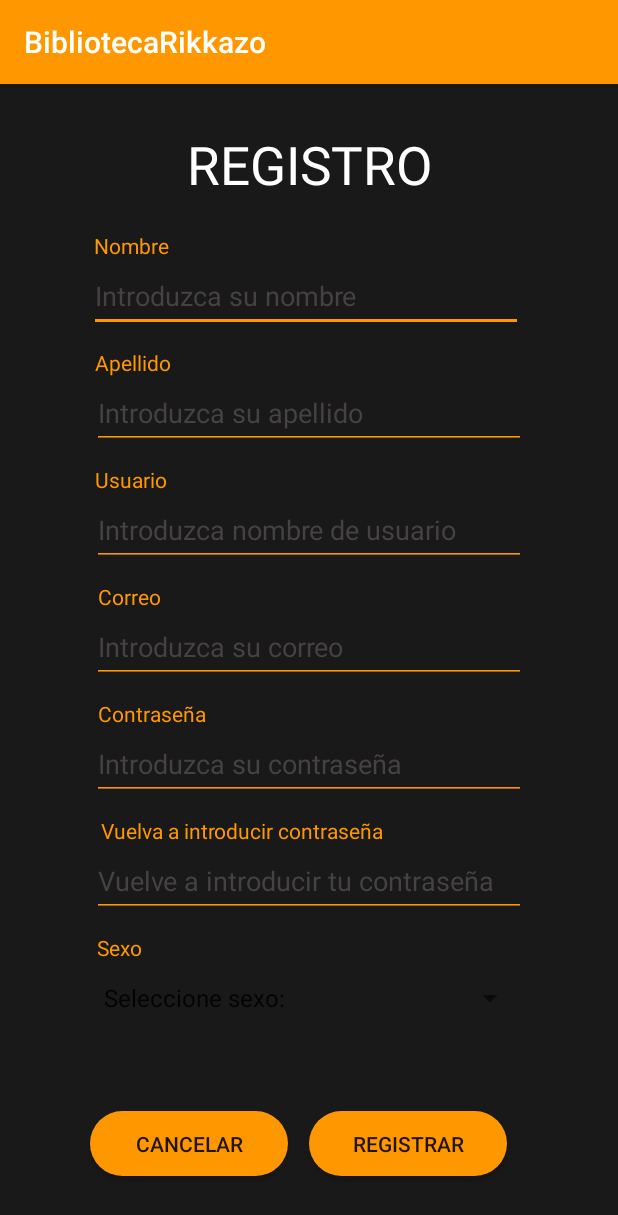
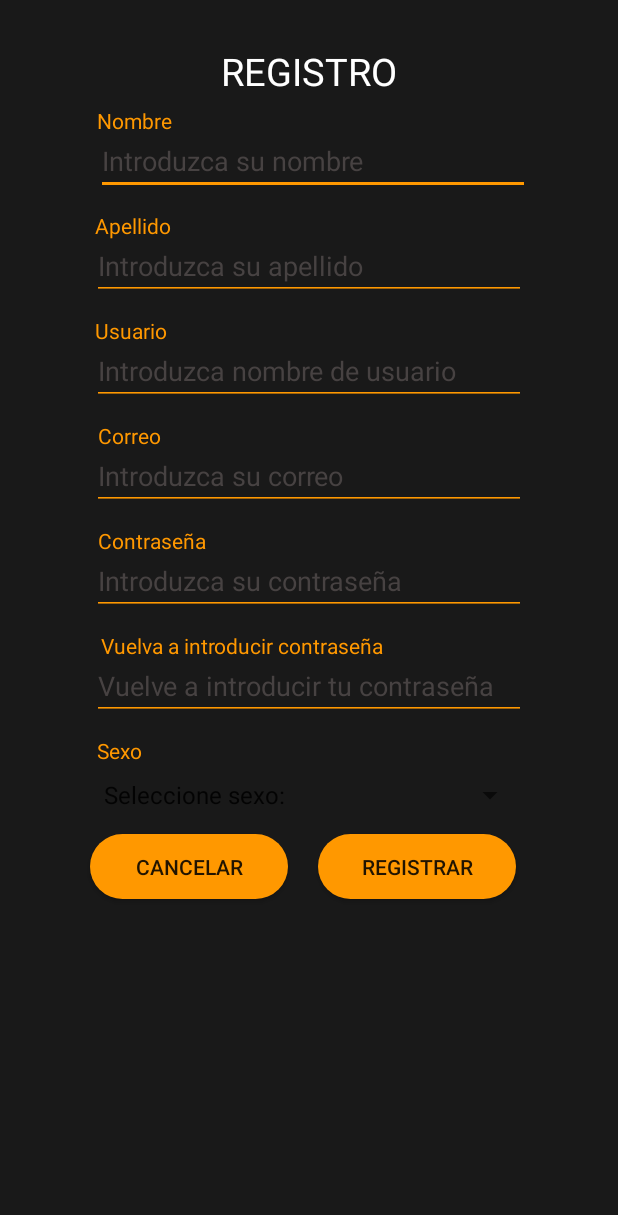
Before and after one commit to Halstan/bookstoreApp, an Android app: the RegisterActivity screen opened directly, with no data from a screen before it, on a phone screen of 412 x 824 dp. Shown: the top 1215 px of the screen. Run offline under Robolectric (Android 15) with nearby library versions, the phone set to English and light mode, and no system bars.

```diff
--- a/app/src/main/AndroidManifest.xml
+++ b/app/src/main/AndroidManifest.xml
@@ -11,7 +11,8 @@
         android:roundIcon="@mipmap/ic_launcher_round"
         android:supportsRtl="true"
         android:theme="@style/AppTheme">
-        <activity android:name=".RegisterActivity"></activity>
+        <activity android:name=".RegisterActivity"
+            android:theme="@style/Theme.AppCompat.Light.NoActionBar"/>
         <activity
             android:name=".LoginActivity"
             android:theme="@style/SplashTheme">
--- a/app/src/main/java/edu/pe/idat/bibliotecarikkazo/LoginActivity.java
+++ b/app/src/main/java/edu/pe/idat/bibliotecarikkazo/LoginActivity.java
@@ -50,8 +50,7 @@ public class LoginActivity extends AppCompatActivity {
         webView.setOnClickListener(new View.OnClickListener() {
             @Override
             public void onClick(View v) {
-                Intent intent = new Intent(Intent.ACTION_VIEW, Uri.parse("http://facebook.com"));
-                startActivity(intent);
+                startActivity(new Intent(LoginActivity.this, RegisterActivity.class));
             }
         });
 
--- a/app/src/main/java/edu/pe/idat/bibliotecarikkazo/model/Alquiler.java
+++ b/app/src/main/java/edu/pe/idat/bibliotecarikkazo/model/Alquiler.java
@@ -15,7 +15,7 @@ public class Alquiler {
 
     private Date fechaCreacion;
 
-    private Boolean estado;
+    private boolean estado;
 
     private Usuario usuario;
 
--- a/app/src/main/java/edu/pe/idat/bibliotecarikkazo/service/LibroService.java
+++ b/app/src/main/java/edu/pe/idat/bibliotecarikkazo/service/LibroService.java
@@ -3,6 +3,8 @@ package edu.pe.idat.bibliotecarikkazo.service;
 import edu.pe.idat.bibliotecarikkazo.model.Libro;
 import retrofit2.Call;
 import retrofit2.http.GET;
+import retrofit2.http.Header;
+import retrofit2.http.Path;
 
 import java.util.List;
 
@@ -11,4 +13,7 @@ public interface LibroService {
     @GET("/biblioteca/api/libros")
     Call<List<Libro>> findAll();
 
+    @GET("/biblioteca/api/libros/isbn/{isbn}")
+    Call<Libro> findByIsbn(@Path("isbn") String isbn, @Header("Authorization") String token);
+
 }
--- a/app/src/main/java/edu/pe/idat/bibliotecarikkazo/ui/libros/LibrosFragment.java
+++ b/app/src/main/java/edu/pe/idat/bibliotecarikkazo/ui/libros/LibrosFragment.java
@@ -9,12 +9,14 @@ import androidx.annotation.NonNull;
 import androidx.annotation.Nullable;
 import androidx.fragment.app.Fragment;
 import androidx.recyclerview.widget.DividerItemDecoration;
+import androidx.recyclerview.widget.GridLayoutManager;
 import androidx.recyclerview.widget.LinearLayoutManager;
 import androidx.recyclerview.widget.RecyclerView;
 import edu.pe.idat.bibliotecarikkazo.R;
 import edu.pe.idat.bibliotecarikkazo.adapter.ListLibroAdapter;
 import edu.pe.idat.bibliotecarikkazo.framework.ApiClient;
 import edu.pe.idat.bibliotecarikkazo.model.Libro;
+import org.jetbrains.annotations.NotNull;
 import retrofit2.Call;
 import retrofit2.Callback;
 import retrofit2.Response;
@@ -56,7 +58,7 @@ public class LibrosFragment extends Fragment {
             }
 
             @Override
-            public void onFailure(Call<List<Libro>> call, Throwable t) {
+            public void onFailure(@NotNull Call<List<Libro>> call, @NotNull Throwable t) {
                 Log.e("LIBROS", "onFailure: " + t.getMessage());
             }
         });
--- a/app/src/main/res/layout/activity_register.xml
+++ b/app/src/main/res/layout/activity_register.xml
@@ -1,129 +1,125 @@
 <?xml version="1.0" encoding="utf-8"?>
-<androidx.constraintlayout.widget.ConstraintLayout xmlns:android="http://schemas.android.com/apk/res/android"
+<androidx.constraintlayout.widget.ConstraintLayout
+    xmlns:android="http://schemas.android.com/apk/res/android"
     xmlns:app="http://schemas.android.com/apk/res-auto"
     xmlns:tools="http://schemas.android.com/tools"
     android:layout_width="match_parent"
     android:layout_height="match_parent"
-    tools:context=".RegisterActivity"
     android:background="@color/colorPrimaryDark">
 
     <TextView
-        android:text="REGISTRO"
+        android:id="@+id/textView6"
         android:layout_width="wrap_content"
         android:layout_height="wrap_content"
-        android:id="@+id/textView6"
+        android:layout_marginTop="30dp"
+        android:text="REGISTRO"
         android:textColor="@color/colorAccent"
-        android:textSize="35dp"
+        android:textSize="25dp"
         app:layout_constraintEnd_toEndOf="parent"
         app:layout_constraintStart_toStartOf="parent"
-        app:layout_constraintTop_toTopOf="parent"
-        android:layout_marginTop="30dp"/>
+        app:layout_constraintTop_toTopOf="parent" />
+
+    <ScrollView
+        android:layout_width="match_parent"
+        android:layout_height="wrap_content"
+        tools:layout_editor_absoluteX="0dp"
+        app:layout_constraintTop_toBottomOf="@+id/textView6">
+
+        <androidx.constraintlayout.widget.ConstraintLayout
+            android:layout_width="match_parent"
+            android:layout_height="match_parent">
+
             <EditText
+                android:id="@+id/editTextTextPersonName"
                 android:layout_width="289dp"
-        android:layout_height="48dp"
+                android:layout_height="40dp"
+                android:layout_marginTop="25dp"
+                android:backgroundTint="@color/colorPrimary"
+                android:ems="10"
+                android:hint="Introduzca su nombre"
                 android:inputType="textPersonName"
+                android:textColor="@color/colorAccent"
+                android:textColorHint="@color/HintColor"
+                app:layout_constraintEnd_toEndOf="parent"
+                app:layout_constraintHorizontal_bias="0.524"
+                app:layout_constraintStart_toStartOf="parent"
+                app:layout_constraintTop_toTopOf="parent" />
+
+            <EditText
+                android:id="@+id/editTextTextPersonName2"
+                android:layout_width="289dp"
+                android:layout_height="40dp"
+                android:layout_marginTop="30dp"
+                android:backgroundTint="@color/colorPrimary"
                 android:ems="10"
-        android:id="@+id/edtNombre"
+                android:hint="Introduzca su apellido"
+                android:inputType="textPersonName"
+                android:textColor="@color/colorAccent"
+                android:textColorHint="@color/HintColor"
                 app:layout_constraintEnd_toEndOf="parent"
                 app:layout_constraintStart_toStartOf="parent"
-        app:layout_constraintHorizontal_bias="0.484"
-        app:layout_constraintTop_toBottomOf="@+id/textView6"
-        android:layout_marginTop="40dp"
-        android:hint="Introduzca su nombre"
+                app:layout_constraintTop_toBottomOf="@+id/editTextTextPersonName" />
+
+            <EditText
+                android:id="@+id/editTextTextPersonName3"
+                android:layout_width="289dp"
+                android:layout_height="40dp"
+                android:layout_marginTop="30dp"
+                android:backgroundTint="@color/colorPrimary"
+                android:ems="10"
+                android:hint="Introduzca nombre de usuario"
+                android:inputType="textPersonName"
                 android:textColor="@color/colorAccent"
                 android:textColorHint="@color/HintColor"
-        android:backgroundTint="@color/colorPrimary"/>
-    <EditText
-        android:layout_width="289dp"
-        android:layout_height="48dp"
-        android:inputType="textPersonName"
-        android:ems="10"
-        android:id="@+id/edtApellido"
                 app:layout_constraintEnd_toEndOf="parent"
                 app:layout_constraintStart_toStartOf="parent"
-        app:layout_constraintTop_toBottomOf="@+id/edtNombre"
+                app:layout_constraintTop_toBottomOf="@+id/editTextTextPersonName2" />
+
+            <EditText
+                android:id="@+id/editTextTextPersonName4"
+                android:layout_width="289dp"
+                android:layout_height="40dp"
                 android:layout_marginTop="30dp"
-        android:hint="Introduzca su apellido"
+                android:backgroundTint="@color/colorPrimary"
+                android:ems="10"
+                android:hint="Introduzca su correo"
+                android:inputType="textPersonName"
                 android:textColor="@color/colorAccent"
                 android:textColorHint="@color/HintColor"
-        android:backgroundTint="@color/colorPrimary"/>
-    <EditText
-        android:layout_width="289dp"
-        android:layout_height="48dp"
-        android:inputType="textPersonName"
-        android:ems="10"
-        android:id="@+id/edtUsername"
                 app:layout_constraintEnd_toEndOf="parent"
                 app:layout_constraintStart_toStartOf="parent"
-        app:layout_constraintTop_toBottomOf="@+id/edtApellido"
+                app:layout_constraintTop_toBottomOf="@+id/editTextTextPersonName3" />
+
+            <EditText
+                android:id="@+id/editTextTextPersonName5"
+                android:layout_width="289dp"
+                android:layout_height="40dp"
                 android:layout_marginTop="30dp"
-        android:hint="Introduzca nombre de usuario"
+                android:backgroundTint="@color/colorPrimary"
+                android:ems="10"
+                android:hint="Introduzca su contraseña"
+                android:inputType="textPersonName"
                 android:textColor="@color/colorAccent"
                 android:textColorHint="@color/HintColor"
-        android:backgroundTint="@color/colorPrimary"/>
-    <EditText
-        android:layout_width="289dp"
-        android:layout_height="48dp"
-        android:inputType="textPersonName"
-        android:ems="10"
-        android:id="@+id/edtCorreo"
                 app:layout_constraintEnd_toEndOf="parent"
                 app:layout_constraintStart_toStartOf="parent"
-        app:layout_constraintTop_toBottomOf="@+id/edtUsername"
+                app:layout_constraintTop_toBottomOf="@+id/editTextTextPersonName4" />
+
+            <EditText
+                android:id="@+id/editTextTextPersonName7"
+                android:layout_width="289dp"
+                android:layout_height="40dp"
                 android:layout_marginTop="30dp"
-        android:hint="Introduzca su correo"
+                android:backgroundTint="@color/colorPrimary"
+                android:ems="10"
+                android:hint="Vuelve a introducir tu contraseña"
+                android:inputType="textPersonName"
                 android:textColor="@color/colorAccent"
                 android:textColorHint="@color/HintColor"
-        android:backgroundTint="@color/colorPrimary"/>
-    <EditText
-        android:layout_width="289dp"
-        android:layout_height="48dp"
-        android:inputType="textPersonName"
-        android:ems="10"
-        android:id="@+id/edtPassword"
                 app:layout_constraintEnd_toEndOf="parent"
                 app:layout_constraintStart_toStartOf="parent"
-        app:layout_constraintTop_toBottomOf="@+id/edtCorreo"
-        android:layout_marginTop="30dp"
-        android:hint="Introduzca su contraseña"
-        android:textColor="@color/colorAccent"
-        android:textColorHint="@color/HintColor"
-        android:backgroundTint="@color/colorPrimary"/>
-    <EditText
-        android:layout_width="289dp"
-        android:layout_height="48dp"
-        android:inputType="textPersonName"
-        android:ems="10"
-        android:id="@+id/edtConfirmPassword"
-        app:layout_constraintEnd_toEndOf="parent"
-        app:layout_constraintStart_toStartOf="parent"
-        android:hint="Vuelve a introducir tu contraseña"
-        android:textColor="@color/colorAccent"
-        android:textColorHint="@color/HintColor"
-        android:backgroundTint="@color/colorPrimary"
-        app:layout_constraintTop_toBottomOf="@+id/edtPassword"
-        android:layout_marginTop="30dp"/>
-    <Button
-        android:text="Cancelar"
-        android:id="@+id/btnCancelar"
-        android:layout_width="132dp"
-        android:layout_height="43dp"
-        android:background="@drawable/btn_rounded"
-        app:layout_constraintStart_toStartOf="parent"
-        android:layout_marginStart="60dp"
-        app:layout_constraintBottom_toBottomOf="parent"
-        android:layout_marginBottom="40dp"/>
-    <Button
-        android:text="Registrar"
-        android:id="@+id/btnRegistrar"
-        android:layout_width="132dp"
-        android:layout_height="43dp"
-        app:layout_constraintEnd_toEndOf="parent"
-        android:background="@drawable/btn_rounded"
-        app:layout_constraintStart_toEndOf="@+id/btnCancelar"
-        android:layout_marginEnd="60dp"
-        app:layout_constraintBottom_toBottomOf="parent"
-        android:layout_marginBottom="40dp"/>
+                app:layout_constraintTop_toBottomOf="@+id/editTextTextPersonName5" />
+
             <TextView
                 android:text="Nombre"
                 android:layout_width="wrap_content"
@@ -131,15 +127,16 @@
                 android:id="@+id/textView8"
                 app:layout_constraintEnd_toEndOf="parent"
                 app:layout_constraintStart_toStartOf="parent"
-        app:layout_constraintBottom_toTopOf="@+id/edtNombre"
-        android:layout_marginEnd="237dp"
-        android:textColor="@color/colorPrimary"/>
+                app:layout_constraintBottom_toTopOf="@+id/editTextTextPersonName"
+                android:layout_marginEnd="233dp"
+                android:textColor="@color/colorPrimary"
+                />
             <TextView
                 android:text="Apellido"
                 android:layout_width="wrap_content"
                 android:layout_height="wrap_content"
                 android:id="@+id/textView9"
-        app:layout_constraintBottom_toTopOf="@+id/edtApellido"
+                app:layout_constraintBottom_toTopOf="@+id/editTextTextPersonName2"
                 app:layout_constraintEnd_toEndOf="parent"
                 app:layout_constraintStart_toStartOf="parent"
                 android:layout_marginEnd="235dp"
@@ -149,7 +146,7 @@
                 android:layout_width="wrap_content"
                 android:layout_height="wrap_content"
                 android:id="@+id/textView10"
-        app:layout_constraintBottom_toTopOf="@+id/edtUsername"
+                app:layout_constraintBottom_toTopOf="@+id/editTextTextPersonName3"
                 app:layout_constraintEnd_toEndOf="parent"
                 app:layout_constraintStart_toStartOf="parent"
                 android:layout_marginEnd="237dp"
@@ -158,7 +155,7 @@
                 android:text="Correo"
                 android:layout_width="wrap_content"
                 android:layout_height="wrap_content" android:id="@+id/textView11"
-        app:layout_constraintBottom_toTopOf="@+id/edtCorreo"
+                app:layout_constraintBottom_toTopOf="@+id/editTextTextPersonName4"
                 app:layout_constraintEnd_toEndOf="parent" app:layout_constraintStart_toStartOf="parent"
                 android:layout_marginEnd="240dp"
                 android:textColor="@color/colorPrimary"/>
@@ -166,7 +163,7 @@
                 android:text="Contraseña"
                 android:layout_width="wrap_content"
                 android:layout_height="wrap_content" android:id="@+id/textView12"
-        app:layout_constraintBottom_toTopOf="@+id/edtPassword"
+                app:layout_constraintBottom_toTopOf="@+id/editTextTextPersonName5"
                 app:layout_constraintEnd_toEndOf="parent" app:layout_constraintStart_toStartOf="parent"
                 android:layout_marginEnd="210dp"
                 android:textColor="@color/colorPrimary"/>
@@ -174,29 +171,63 @@
                 android:text="Vuelva a introducir contraseña"
                 android:layout_width="wrap_content"
                 android:layout_height="wrap_content" android:id="@+id/textView13"
-        app:layout_constraintBottom_toTopOf="@+id/edtConfirmPassword"
+                app:layout_constraintBottom_toTopOf="@+id/editTextTextPersonName7"
                 app:layout_constraintEnd_toEndOf="parent" app:layout_constraintStart_toStartOf="parent"
                 android:layout_marginEnd="90dp"
                 android:textColor="@color/colorPrimary"/>
+
             <Spinner
+                android:id="@+id/spinner"
+                android:layout_width="289dp"
+                android:layout_height="40dp"
+                android:layout_marginTop="30dp"
                 android:entries="@array/gender"
-        android:layout_width="289dp"
-        android:layout_height="48dp"
-        android:id="@+id/cboSexo"
+                app:layout_constraintBottom_toBottomOf="parent"
                 app:layout_constraintEnd_toEndOf="parent"
                 app:layout_constraintStart_toStartOf="parent"
-        app:layout_constraintTop_toBottomOf="@+id/edtConfirmPassword"
-        android:layout_marginTop="30dp" />
-
+                app:layout_constraintTop_toBottomOf="@+id/editTextTextPersonName7"
+                app:layout_constraintVertical_bias="0.0" />
             <TextView
                 android:text="Sexo"
                 android:layout_width="wrap_content"
                 android:layout_height="wrap_content"
                 android:id="@+id/textView14"
-        app:layout_constraintBottom_toTopOf="@+id/cboSexo"
+                app:layout_constraintBottom_toTopOf="@+id/spinner"
                 app:layout_constraintEnd_toEndOf="parent"
                 app:layout_constraintStart_toStartOf="parent"
                 android:layout_marginEnd="253dp"
                 android:textColor="@color/colorPrimary"/>
 
+            <Button
+                android:id="@+id/btnCancelar"
+                android:layout_width="132dp"
+                android:layout_height="43dp"
+                android:layout_marginStart="60dp"
+                android:layout_marginTop="6dp"
+                android:layout_marginBottom="10dp"
+                android:background="@drawable/btn_rounded"
+                android:text="Cancelar"
+                app:layout_constraintBottom_toBottomOf="parent"
+                app:layout_constraintStart_toStartOf="parent"
+                app:layout_constraintTop_toBottomOf="@+id/spinner"
+                app:layout_constraintVertical_bias="0.0" />
+
+            <Button
+                android:id="@+id/btnRegistrar"
+                android:layout_width="132dp"
+                android:layout_height="43dp"
+                android:layout_marginTop="6dp"
+                android:layout_marginEnd="60dp"
+                android:layout_marginBottom="10dp"
+                android:background="@drawable/btn_rounded"
+                android:text="Registrar"
+                app:layout_constraintBottom_toBottomOf="parent"
+                app:layout_constraintEnd_toEndOf="parent"
+                app:layout_constraintHorizontal_bias="0.714"
+                app:layout_constraintStart_toEndOf="@+id/btnCancelar"
+                app:layout_constraintTop_toBottomOf="@+id/spinner" />
         </androidx.constraintlayout.widget.ConstraintLayout>
+
+    </ScrollView>
+
+</androidx.constraintlayout.widget.ConstraintLayout>
```
Also changed, not shown: app/src/main/java/edu/pe/idat/bibliotecarikkazo/adapter/ListAlquilerAdapter.java (added, +70 -0 lines), app/src/main/java/edu/pe/idat/bibliotecarikkazo/adapter/ListLibroAdapter.java (+13 -2 lines), app/src/main/java/edu/pe/idat/bibliotecarikkazo/ui/dashboard/DashboardFragment.java (+15 -3 lines), app/src/main/res/layout/fragment_dashboard.xml (+4 -13 lines), app/src/main/res/layout/fragment_notifications.xml (+7 -7 lines), app/src/main/res/layout/item_alquiler.xml (added, +59 -0 lines), app/src/main/res/layout/item_libro.xml (+31 -26 lines). Lines whose indentation alone changed are shown as unchanged.
